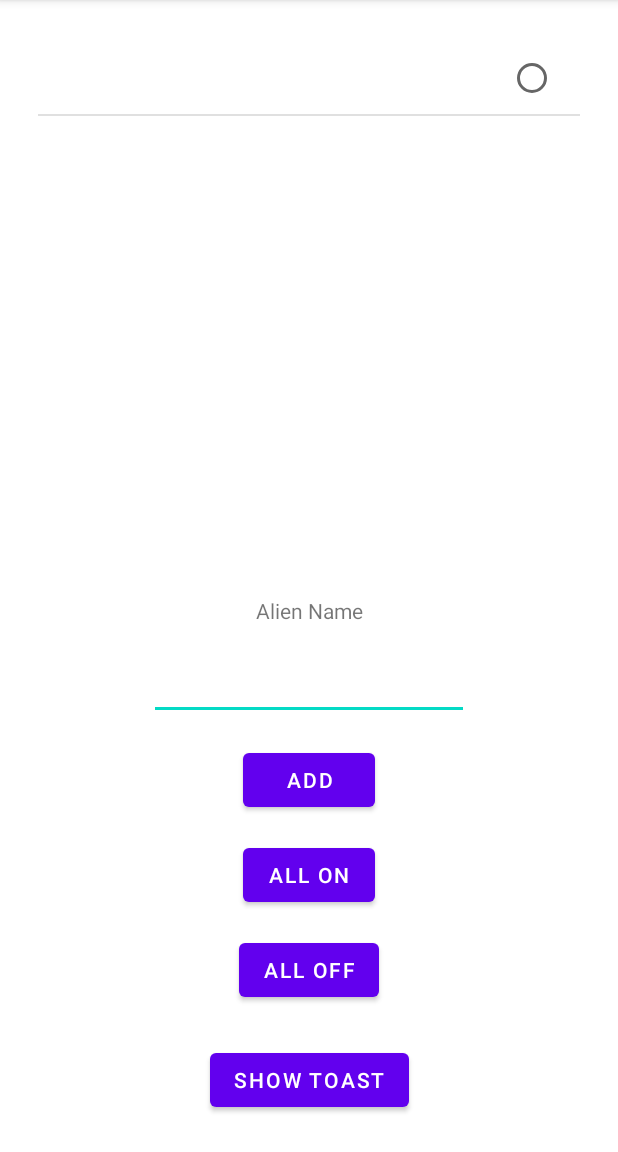
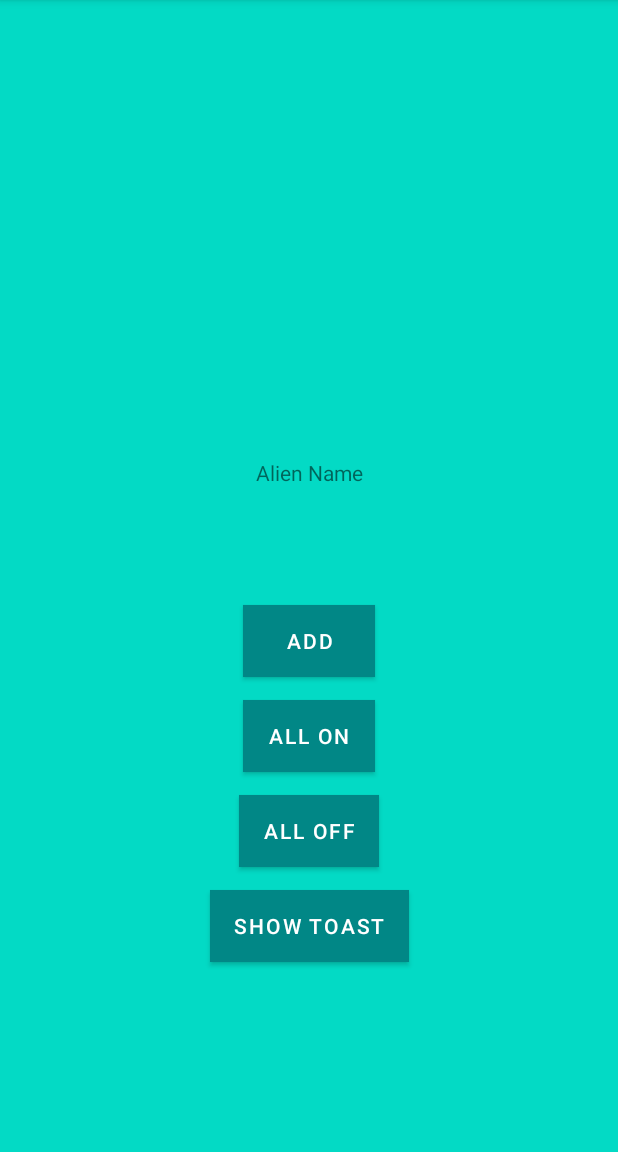
Before and after one commit to VolkAuf/MobilProgrammingLabs, an Android app: the screen it shows after launch (MainActivity), after a tap on "ADD", on a phone screen of 412 x 824 dp, the part 84-1236 px from its top. Run offline under Robolectric (Android 15) with nearby library versions, the phone set to English and light mode, and no system bars.

Commit message:
fix_Lab1

```diff
--- a/app/src/main/java/com/example/mobilprogramminglabs/MainActivity.java
+++ b/app/src/main/java/com/example/mobilprogramminglabs/MainActivity.java
@@ -44,7 +44,14 @@ public class MainActivity extends AppCompatActivity {
         btnAllOff = findViewById(R.id.btnAllOff);
         btnToast = findViewById(R.id.btnToast);
 
-        btnAdd.setOnClickListener(v -> adapter.add(etInStr.getText().toString()));
+        btnAdd.setOnClickListener(v -> {
+            if (!etInStr.getText().toString().isEmpty()) {
+                adapter.add(etInStr.getText().toString());
+            } else {
+                Toast.makeText(getApplicationContext(),
+                        "ERROR input string", Toast.LENGTH_SHORT).show();
+            }
+        });
 
         btnAllOn.setOnClickListener(v -> setAllFlag(true));
         btnAllOff.setOnClickListener(v -> setAllFlag(false));
--- a/app/src/main/res/layout-land/activity_main.xml
+++ b/app/src/main/res/layout-land/activity_main.xml
@@ -2,7 +2,8 @@
 <androidx.constraintlayout.widget.ConstraintLayout xmlns:android="http://schemas.android.com/apk/res/android"
     xmlns:app="http://schemas.android.com/apk/res-auto"
     android:layout_width="match_parent"
-    android:layout_height="match_parent">
+    android:layout_height="match_parent"
+    android:background="@color/purple_200">
 
     <Button
         android:id="@+id/btnAllOn"
@@ -11,6 +12,7 @@
         android:layout_marginTop="16dp"
         android:layout_marginEnd="20dp"
         android:text="Отметить все"
+        app:backgroundTint="@color/purple_700"
         app:layout_constraintEnd_toEndOf="parent"
         app:layout_constraintTop_toTopOf="parent" />
 
@@ -21,6 +23,7 @@
         android:layout_marginTop="20dp"
         android:layout_marginEnd="15dp"
         android:text="Вылючить всё"
+        app:backgroundTint="@color/purple_700"
         app:layout_constraintEnd_toEndOf="parent"
         app:layout_constraintTop_toBottomOf="@+id/btnAllOn" />
 
@@ -31,6 +34,7 @@
         android:layout_marginTop="24dp"
         android:layout_marginEnd="15dp"
         android:text="Вывести всё"
+        app:backgroundTint="@color/purple_700"
         app:layout_constraintEnd_toEndOf="parent"
         app:layout_constraintTop_toBottomOf="@+id/btnAllOff" />
 
@@ -41,6 +45,7 @@
         android:layout_marginEnd="15dp"
         android:layout_marginBottom="15dp"
         android:text="Добавить"
+        app:backgroundTint="@color/purple_700"
         app:layout_constraintBottom_toBottomOf="parent"
         app:layout_constraintEnd_toEndOf="parent" />
 
@@ -51,13 +56,13 @@
         android:layout_marginStart="15dp"
         android:layout_marginEnd="15dp"
         android:layout_marginBottom="15dp"
+        android:autofillHints="name"
         android:ems="10"
         android:inputType="textPersonName"
         android:text=""
         app:layout_constraintBottom_toBottomOf="parent"
         app:layout_constraintEnd_toStartOf="@+id/btnAdd"
-        app:layout_constraintStart_toStartOf="parent"
-        android:autofillHints="name" />
+        app:layout_constraintStart_toStartOf="parent" />
 
     <ListView
         android:id="@+id/lvMain"
--- a/app/src/main/res/layout/activity_main.xml
+++ b/app/src/main/res/layout/activity_main.xml
@@ -4,14 +4,15 @@
     xmlns:tools="http://schemas.android.com/tools"
     android:layout_width="match_parent"
     android:layout_height="match_parent"
+    android:background="@color/teal_200"
     tools:context=".MainActivity">
 
     <ListView
         android:id="@+id/lvMain"
         android:layout_width="0dp"
-        android:layout_height="359dp"
+        android:layout_height="270dp"
         android:layout_marginStart="25dp"
-        android:layout_marginTop="28dp"
+        android:layout_marginTop="25dp"
         android:layout_marginEnd="25dp"
         app:layout_constraintEnd_toEndOf="parent"
         app:layout_constraintHorizontal_bias="0.0"
@@ -46,18 +47,25 @@
         android:id="@+id/btnAdd"
         android:layout_width="wrap_content"
         android:layout_height="wrap_content"
-        android:layout_marginTop="16dp"
+        android:layout_marginTop="15dp"
+        android:background="@color/teal_700"
         android:text="Add"
+        android:textColor="@color/white"
+        app:backgroundTint="@color/teal_700"
         app:layout_constraintEnd_toEndOf="parent"
         app:layout_constraintStart_toStartOf="parent"
-        app:layout_constraintTop_toBottomOf="@+id/etInStr" />
+        app:layout_constraintTop_toBottomOf="@+id/etInStr"
+        app:strokeColor="@color/white" />
 
     <Button
         android:id="@+id/btnAllOn"
         android:layout_width="wrap_content"
         android:layout_height="wrap_content"
         android:layout_marginTop="15dp"
+        android:background="@color/teal_700"
         android:text="All On"
+        android:textColor="@color/white"
+        app:backgroundTint="@color/teal_700"
         app:layout_constraintEnd_toEndOf="parent"
         app:layout_constraintStart_toStartOf="parent"
         app:layout_constraintTop_toBottomOf="@+id/btnAdd" />
@@ -67,7 +75,10 @@
         android:layout_width="wrap_content"
         android:layout_height="wrap_content"
         android:layout_marginTop="15dp"
+        android:background="@color/teal_700"
         android:text="All Off"
+        android:textColor="@color/white"
+        app:backgroundTint="@color/teal_700"
         app:layout_constraintEnd_toEndOf="parent"
         app:layout_constraintStart_toStartOf="parent"
         app:layout_constraintTop_toBottomOf="@+id/btnAllOn" />
@@ -76,10 +87,11 @@
         android:id="@+id/btnToast"
         android:layout_width="wrap_content"
         android:layout_height="wrap_content"
-        android:layout_marginTop="16dp"
-        android:layout_marginBottom="15dp"
+        android:layout_marginTop="15dp"
+        android:background="@color/teal_700"
         android:text="Show Toast"
-        app:layout_constraintBottom_toBottomOf="parent"
+        android:textColor="@color/white"
+        app:backgroundTint="@color/teal_700"
         app:layout_constraintEnd_toEndOf="parent"
         app:layout_constraintStart_toStartOf="parent"
         app:layout_constraintTop_toBottomOf="@+id/btnAllOff" />
```
